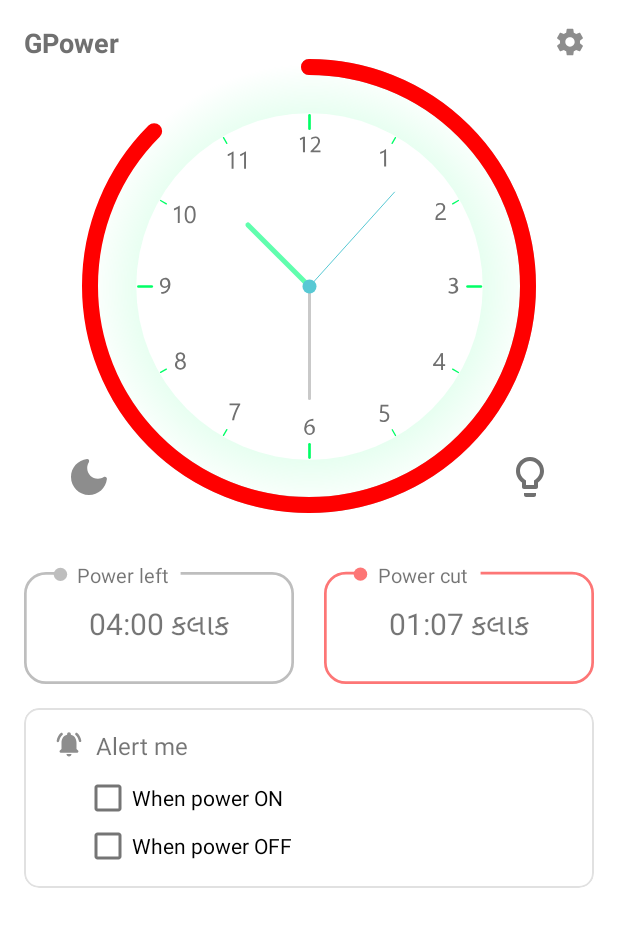
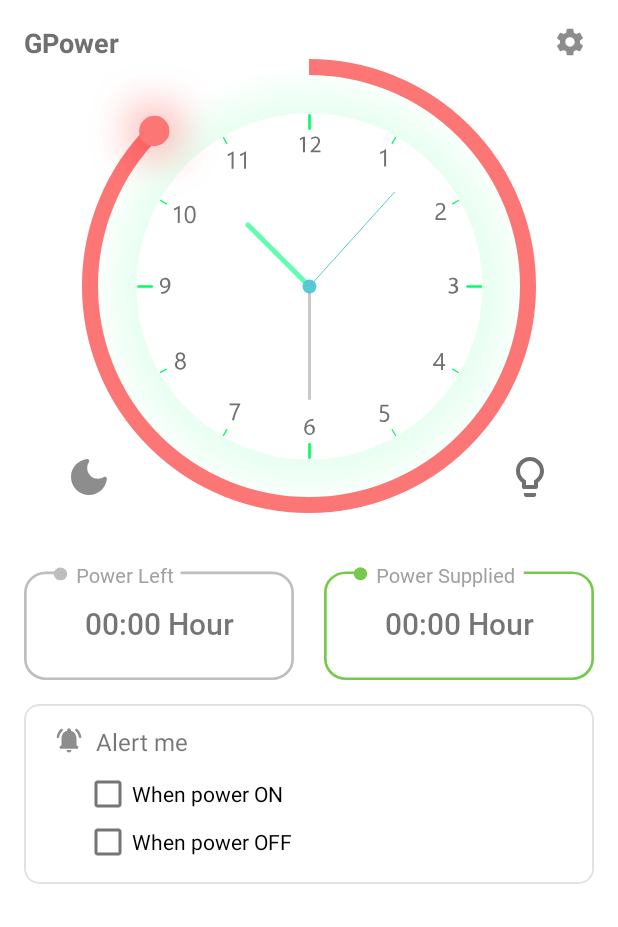
Before and after one commit to gautamviradiya/GPower, an Android app: the screen it shows after launch (MainActivity), on a phone screen of 412 x 824 dp. Shown: the top 927 px of the screen. Run offline under Robolectric (Android 15) with nearby library versions, the phone set to English and light mode, and no system bars; our stand-ins replace AdMob, Firebase (no records; nobody signed in at launch, a user with empty details on screens opened directly); 9 statements that could not run were skipped.

Commit message:
power clock

```diff
--- a/app/src/main/java/com/gautamviradiya/gpower/MainActivity.java
+++ b/app/src/main/java/com/gautamviradiya/gpower/MainActivity.java
@@ -1,26 +1,27 @@
 package com.gautamviradiya.gpower;
 
 import android.Manifest;
+import android.annotation.SuppressLint;
 import android.app.AlertDialog;
 import android.app.AppOpsManager;
 import android.app.NotificationManager;
+import android.content.BroadcastReceiver;
 import android.content.Context;
 import android.content.DialogInterface;
 import android.content.Intent;
+import android.content.IntentFilter;
 import android.content.SharedPreferences;
 import android.content.pm.PackageManager;
 import android.media.AudioAttributes;
-import android.net.Uri;
 import android.os.Binder;
 import android.os.Build;
 import android.os.Bundle;
 import android.provider.Settings;
 import android.speech.tts.TextToSpeech;
 import android.util.Log;
-import android.view.View;
 import android.widget.CheckBox;
-import android.widget.CompoundButton;
 import android.widget.ImageView;
+import android.widget.TextView;
 import android.widget.Toast;
 
 import androidx.annotation.NonNull;
@@ -29,9 +30,7 @@ import androidx.core.app.ActivityCompat;
 import androidx.core.app.NotificationManagerCompat;
 import androidx.core.content.ContextCompat;
 
-import com.google.android.gms.ads.AdRequest;
 import com.google.android.gms.ads.AdView;
-import com.google.android.gms.tasks.OnFailureListener;
 import com.google.android.gms.tasks.OnSuccessListener;
 import com.google.firebase.database.DataSnapshot;
 import com.google.firebase.database.DatabaseError;
@@ -40,13 +39,12 @@ import com.google.firebase.database.FirebaseDatabase;
 import com.google.firebase.database.ValueEventListener;
 import com.google.firebase.messaging.FirebaseMessaging;
 
-import java.lang.reflect.Field;
-import java.lang.reflect.InvocationTargetException;
 import java.lang.reflect.Method;
+import java.time.Duration;
+import java.time.LocalTime;
+import java.time.format.DateTimeFormatter;
 import java.util.ArrayList;
-import java.util.Collection;
 import java.util.Locale;
-import java.util.Objects;
 
 public class MainActivity extends AppCompatActivity
 //        implements  TextToSpeech.OnInitListener
@@ -60,21 +58,37 @@ public class MainActivity extends AppCompatActivity
     private ImageView lamp, dayNight, settings;
     private TextToSpeech textToSpeech;
     PowerClock powerClock;
+    TextView totalPowerSupplied;
+    TextView totalPowerRemaining;
     private CheckBox boxPowerOn, boxPowerOff;
     private NotificationManager notificationManager;
     private AudioAttributes audioAttributes;
     private AdView bannerAd;
-
+    private String powerEndTime = "";
+    private String powerStartTime = "";
+    ArrayList<MainActivity.OnOffData> onOffList = new ArrayList<>();
+    private BroadcastReceiver systemClockBR;
+    private IntentFilter systemIntentFilter;
     @Override
     protected void onCreate(Bundle savedInstanceState) {
         super.onCreate(savedInstanceState);
         setContentView(R.layout.activity_main);
-        settings = findViewById(R.id.settings);
-        powerClock = findViewById(R.id.power_clock);
-        lamp = findViewById(R.id.lamp);
-        dayNight = findViewById(R.id.day_night);
-        boxPowerOn = findViewById(R.id.check_box_power_on);
-        boxPowerOff = findViewById(R.id.check_box_power_off);
+        initUI();
+        systemClockBR = new BroadcastReceiver() {
+            @Override
+            public void onReceive(Context context, Intent intent) {
+                // Handle the received broadcast
+                if (intent.getAction().equals(Intent.ACTION_TIME_TICK)) {
+                    // Perform your desired logic here when the system minute changes
+                    calculateTotalPowerCutAndLeft();
+                }
+            }
+        };
+
+        // Initialize the intent filter
+        systemIntentFilter = new IntentFilter(Intent.ACTION_TIME_TICK);
+        registerReceiver(systemClockBR, systemIntentFilter);
+
 //        bannerAd = findViewById(R.id.banner_ad);
 //        //ADs
 //        AdRequest mainBannerAdRequest = new AdRequest.Builder().build();
@@ -104,14 +118,31 @@ public class MainActivity extends AppCompatActivity
         }
         settings.setOnClickListener(v -> startActivity(new Intent(MainActivity.this, SettingsActivity.class)));
 
+        db.addListenerForSingleValueEvent(new ValueEventListener() {
+            @Override
+            public void onDataChange(@NonNull DataSnapshot snapshot) {
+                powerStartTime = snapshot.child("startTime").getValue(String.class);
+                powerEndTime = snapshot.child("endTime").getValue(String.class);
+                powerClock.setPowerStartTime(powerStartTime);
+                powerClock.setPowerEndTime(powerEndTime);
+
+                //day or night
+                boolean day = snapshot.child("day").getValue(Boolean.class);
+                if (day) {
+                    dayNight.setImageResource(R.drawable.ic_day);
+                } else dayNight.setImageResource(R.drawable.ic_night);
+
+                powerClock.setTotalPowerSupplyAngle(getTotalPowerSupply()*30.0f);
+
                 db.child("on_off").addValueEventListener(new ValueEventListener() {
                     @Override
                     public void onDataChange(@NonNull DataSnapshot dataSnapshot) {
-                ArrayList<MainActivity.OnOffData> onOffList = new ArrayList<>();
+                        onOffList.clear();
                         for (DataSnapshot childSnapshot : dataSnapshot.getChildren()) {
                             MainActivity.OnOffData onOffData = childSnapshot.getValue(MainActivity.OnOffData.class);
                             onOffList.add(onOffData);
                         }
+                        calculateTotalPowerCutAndLeft();
                         powerClock.setOnOffList(onOffList);
                     }
 
@@ -121,26 +152,11 @@ public class MainActivity extends AppCompatActivity
                         // ...
                     }
                 });
-
-        db.child("startTime").addListenerForSingleValueEvent(new ValueEventListener() {
-            @Override
-            public void onDataChange(@NonNull DataSnapshot snapshot) {
-                powerClock.setPowerStartTime(snapshot.getValue(String.class));
             }
 
             @Override
             public void onCancelled(@NonNull DatabaseError error) {
-
-            }
-        });
-        db.child("endTime").addListenerForSingleValueEvent(new ValueEventListener() {
-            @Override
-            public void onDataChange(@NonNull DataSnapshot snapshot) {
-                powerClock.setPowerEndTime(snapshot.getValue(String.class));
-            }
-            @Override
-            public void onCancelled(@NonNull DatabaseError error) {
-
+                // Handle the error
             }
         });
 
@@ -166,28 +182,10 @@ public class MainActivity extends AppCompatActivity
             }
         });
 
-        //day or night
-        db.child("day").addValueEventListener(new ValueEventListener() {
-            @Override
-            public void onDataChange(@NonNull DataSnapshot snapshot) {
-                boolean day = snapshot.getValue(Boolean.class);
-                if (day) {
-                    dayNight.setImageResource(R.drawable.ic_day);
-                } else dayNight.setImageResource(R.drawable.ic_night);
-            }
-
-            @Override
-            public void onCancelled(@NonNull DatabaseError error) {
-
-            }
-        });
-
         //checkBox
         sharedPreferences = getSharedPreferences("settings", MODE_PRIVATE);
-
         boxPowerOn.setChecked(sharedPreferences.getBoolean("power_on", false));
         boxPowerOff.setChecked(sharedPreferences.getBoolean("power_off", false));
-
         boxPowerOn.setOnCheckedChangeListener((buttonView, isChecked) -> {
             if (isChecked)
                 firebaseMessaging.subscribeToTopic("power_on").addOnSuccessListener(aVoid -> {
@@ -213,7 +211,6 @@ public class MainActivity extends AppCompatActivity
                 });
             }
         });
-
         boxPowerOff.setOnCheckedChangeListener((buttonView, isChecked) -> {
             if (isChecked)
                 firebaseMessaging.subscribeToTopic("power_off").addOnSuccessListener(new OnSuccessListener<Void>() {
@@ -245,10 +242,72 @@ public class MainActivity extends AppCompatActivity
         audioAttributes = new AudioAttributes.Builder().setContentType(AudioAttributes.CONTENT_TYPE_SONIFICATION)
                 .setUsage(AudioAttributes.USAGE_ALARM).build();
 
+
         Log.d("permission", "onCreate: " + isShowOnLockScreenPermissionEnable());
         if (Build.MANUFACTURER.equals("Xiaomi") && !isShowOnLockScreenPermissionEnable()) {
             requestShowOnLockScreenPermission();
         }
+    }
+
+    private void initUI() {
+        settings = findViewById(R.id.settings);
+        powerClock = findViewById(R.id.power_clock);
+        lamp = findViewById(R.id.lamp);
+        dayNight = findViewById(R.id.day_night);
+        boxPowerOn = findViewById(R.id.check_box_power_on);
+        boxPowerOff = findViewById(R.id.check_box_power_off);
+        totalPowerSupplied = findViewById(R.id.supplied_power);
+        totalPowerRemaining = findViewById(R.id.remaining_power);
+    }
+
+    @SuppressLint("SetTextI18n")
+    private void calculateTotalPowerCutAndLeft() {
+        float totalOnAngle = 0.0f;
+
+        for (MainActivity.OnOffData onOffData : onOffList) {
+            String startTime = onOffData.getS();
+            String endTime;
+            if (onOffData.getE().equals("")) {
+                endTime = LocalTime.now().format(DateTimeFormatter.ofPattern("HH:mm"));
+            } else {
+                endTime = onOffData.getE();
+            }
+
+            float startAngle = calculateAngle(startTime);
+            float endAngle = calculateAngle(endTime);
+
+            float onAngle = endAngle - startAngle;
+            totalOnAngle += onAngle;
+        }
+
+        float totalOnHours = (totalOnAngle / 30.0f); // Convert angle to hours
+        int hours = (int) (totalOnHours % 12);
+        int minutes = (int) ((totalOnAngle % 30.0f) * 2); // Convert total on angle to minutes
+
+
+        String totalOnTime = String.format(Locale.getDefault(), "%02d:%02d", hours, minutes);
+        totalPowerSupplied.setText(totalOnTime + " " + getResources().getString(R.string.hours));
+
+//        if(hours>=getTotalPowerSupply()){
+//            totalPowerRemaining.setText("00:00" + " " + getResources().getString(R.string.hours));
+//            return;
+//        }
+
+        int totalRemainingHours = (int) (getTotalPowerSupply() - (totalOnHours % 8));
+        int totalRemainingMinutes = (int) ((getTotalPowerSupply() * 60 - totalOnAngle) % 30.0f * 2); // Calculate remaining power cut minutes
+        String totalRemainingTime = String.format(Locale.getDefault(), "%02d:%02d", totalRemainingHours, totalRemainingMinutes);
+        totalPowerRemaining.setText(totalRemainingTime + " " + getResources().getString(R.string.hours));
+
+    }
+
+    public float getTotalPowerSupply() {
+        LocalTime start = LocalTime.parse(powerStartTime);
+        LocalTime end = LocalTime.parse(powerEndTime);
+
+        Duration duration = Duration.between(start, end);
+        float hours = duration.toHours();
+//        long minutes = duration.toMinutes() % 60;
+        return hours;
     }
 
     private Boolean isShowOnLockScreenPermissionEnable() {
@@ -284,7 +343,6 @@ public class MainActivity extends AppCompatActivity
         AlertDialog dialog = builder.create();
         dialog.show();
     }
-
 //    @Override
 //    public void onInit(int status) {
 //        if (status == TextToSpeech.SUCCESS) {
@@ -299,8 +357,8 @@ public class MainActivity extends AppCompatActivity
 //    }
 
     static class OnOffData {
-        private String e=""; // End time
-        private String s=""; // Start time
+        private String e = ""; // End time
+        private String s = ""; // Start time
 
         // Default constructor (required for Firebase deserialization)
         public OnOffData() {
@@ -311,10 +369,10 @@ public class MainActivity extends AppCompatActivity
             this.e = e;
             this.s = s;
         }
+
         public OnOffData(String s) {
             this.s = s;
         }
-
 
 
         // Getters and setters for the fields
@@ -335,4 +393,16 @@ public class MainActivity extends AppCompatActivity
         }
     }
 
+    private float calculateAngle(String time) {
+        String[] parts = time.split(":");
+        int hour = Integer.parseInt(parts[0]);
+        int minute = Integer.parseInt(parts[1]);
+        return (hour * 30) + (minute * 0.5f) - 90;
     }
+
+    @Override
+    protected void onDestroy() {
+        super.onDestroy();
+        unregisterReceiver(systemClockBR);
+    }
+}
--- a/app/src/main/java/com/gautamviradiya/gpower/PowerClock.java
+++ b/app/src/main/java/com/gautamviradiya/gpower/PowerClock.java
@@ -42,6 +42,8 @@ public class PowerClock extends View {
     Paint minuteHandPaint = new Paint();
     Paint hourHandPaint = new Paint();
     Paint eightHourPaint = new Paint();
+
+    Paint currentTimePaint = new Paint();
     Paint powerOffHourPaint = new Paint();
     Paint powerOnHourPaint = new Paint();
 
@@ -50,7 +52,10 @@ public class PowerClock extends View {
     String powerEndTime = "12:00";
 
     ArrayList<MainActivity.OnOffData> onOffList = new ArrayList<>();
-    public void setOnOffList(ArrayList<MainActivity.OnOffData> onOff){
+
+    private float totalPowerSupplyAngle=0f;
+
+    public void setOnOffList(ArrayList<MainActivity.OnOffData> onOff) {
         this.onOffList = onOff;
     }
 
@@ -85,23 +90,27 @@ public class PowerClock extends View {
         //8 hour arc
         eightHourPaint.setAntiAlias(true);
         eightHourPaint.setStrokeWidth(16);
-        eightHourPaint.setColor(Color.parseColor("#BEBEBE"));
-        eightHourPaint.setStrokeCap(Paint.Cap.ROUND);
+        eightHourPaint.setColor(Color.parseColor("#f0f0f0"));
+//        eightHourPaint.setStrokeCap(Paint.Cap.ROUND);
         eightHourPaint.setStyle(Paint.Style.STROKE);
 
         //power off arc
         powerOffHourPaint.setAntiAlias(true);
         powerOffHourPaint.setStrokeWidth(16);
-        powerOffHourPaint.setColor(Color.parseColor("#FF0000"));
-        powerOffHourPaint.setStrokeCap(Paint.Cap.ROUND);
+        powerOffHourPaint.setColor(Color.parseColor("#fd7676"));
         powerOffHourPaint.setStyle(Paint.Style.STROKE);
 
         //Power on arc
         powerOnHourPaint.setAntiAlias(true);
         powerOnHourPaint.setStrokeWidth(16);
-        powerOnHourPaint.setColor(Color.parseColor("#00FF00"));
+        powerOnHourPaint.setColor(Color.parseColor("#77C94B"));
         powerOnHourPaint.setStyle(Paint.Style.STROKE);
 
+        //Current Time round
+        currentTimePaint.setAntiAlias(true);
+        currentTimePaint.setStrokeWidth(30);
+        currentTimePaint.setStrokeCap(Paint.Cap.ROUND);
+        currentTimePaint.setStyle(Paint.Style.STROKE);
     }
 
     @Override
@@ -129,10 +138,13 @@ public class PowerClock extends View {
     protected void onDraw(Canvas canvas) {
         super.onDraw(canvas);
         drawHands(canvas);
+        float startTimeAngle = calculateAngle(powerStartTime);
+        float currentTimeAngle = calculateAngle(LocalTime.now().format(DateTimeFormatter.ofPattern("HH:mm")));
+
         canvas.drawCircle(centerX, centerY, 7, clockCenter);
-        drawEightHourArc(canvas,calculateAngle(powerStartTime));
-        canvas.drawArc(outerArc,calculateAngle(powerStartTime),
-                calculateAngle(LocalTime.now().format(DateTimeFormatter.ofPattern("HH:mm"))) - calculateAngle(powerStartTime),false,powerOffHourPaint);
+        drawEightHourArc(canvas, startTimeAngle, startTimeAngle,currentTimeAngle);
+        canvas.drawArc(outerArc, startTimeAngle,
+                currentTimeAngle - calculateAngle(powerStartTime), false, powerOffHourPaint);
 
         for (MainActivity.OnOffData onOffData : onOffList) {
             String startTime = onOffData.getS();
@@ -150,11 +162,37 @@ public class PowerClock extends View {
             // Draw the arc on the canvas
             canvas.drawArc(outerArc, startAngle, endAngle - startAngle, false, powerOnHourPaint);
         }
+
+        //current time point
+        canvas.drawArc(outerArc, currentTimeAngle, 0.1f, false, currentTimePaint);
         postInvalidateDelayed(500);
     }
-    private void drawEightHourArc(Canvas canvas, float startAngle) {
-        canvas.drawArc(outerArc, startAngle, 240, false, eightHourPaint);
+
+    private void drawEightHourArc(Canvas canvas, float startAngle,float startTimeAngle, float currentTimeAngle) {
+        float eightHourAngle = totalPowerSupplyAngle; // Initial 8-hour angle
+        float totalOnAngle = 0f; // Total duration of power on intervals
+
+        // Calculate the total duration of power on intervals in the onOffList
+        for (MainActivity.OnOffData onOffData : onOffList) {
+            String startTime = onOffData.getS();
+            String endTime;
+            if (onOffData.getE().equals("")) {
+                endTime = LocalTime.now().format(DateTimeFormatter.ofPattern("HH:mm"));
+            } else {
+                endTime = onOffData.getE();
+            }
+
+            float start = calculateAngle(startTime);
+            float end = calculateAngle(endTime);
+            totalOnAngle += end - start;
+        }
+
+                // Calculate the total duration of power off angle
+        float totalOffAngle = currentTimeAngle - startTimeAngle - totalOnAngle;
+        float sweepAngle = eightHourAngle + totalOffAngle;
+        canvas.drawArc(outerArc, startAngle, sweepAngle, false, eightHourPaint);
     }
+
     private float calculateAngle(String time) {
         String[] parts = time.split(":");
         int hour = Integer.parseInt(parts[0]);
@@ -193,12 +231,24 @@ public class PowerClock extends View {
 
     public void setPowerStatus(boolean powerStatus) {
         this.powerStatus = powerStatus;
+        if (powerStatus) {
+            currentTimePaint.setColor(Color.parseColor("#77C94B"));
+            currentTimePaint.setShadowLayer(40, 0, 0, Color.GREEN);
+        } else {
+            currentTimePaint.setColor(Color.parseColor("#fd7676"));
+            currentTimePaint.setShadowLayer(40, 0, 0, Color.RED);
+        }
         invalidate(); // Redraw the clock when the power status changes
     }
+
     public void setPowerStartTime(String powerStartTime) {
         this.powerStartTime = powerStartTime;
     }
+
     public void setPowerEndTime(String powerEndTime) {
         this.powerEndTime = powerEndTime;
     }
+    public void setTotalPowerSupplyAngle(float totalPowerSupplyAngle) {
+        this.totalPowerSupplyAngle = totalPowerSupplyAngle;
+    }
 }
--- a/app/src/main/res/drawable/ic_cut_power.xml
+++ b/app/src/main/res/drawable/ic_supplied_power.xml
@@ -7,12 +7,12 @@
       android:strokeWidth="1"
       android:pathData="M8.13,4.56L91.87,4.56A7.63,7.63 0,0 1,99.5 12.19L99.5,38.18A7.63,7.63 0,0 1,91.87 45.81L8.13,45.81A7.63,7.63 0,0 1,0.5 38.18L0.5,12.19A7.63,7.63 0,0 1,8.13 4.56z"
       android:fillColor="#00000000"
-      android:strokeColor="#fd7676"/>
+      android:strokeColor="#77C94B"/>
   <path
-      android:pathData="M14,0h44v9.5h-44z"
+      android:pathData="M14,0h60v9.5h-60z"
       android:fillColor="#FFFFFF"/>
   <path
       android:pathData="M13.5,4.96m-2.5,0a2.5,2.5 0,1 1,5 0a2.5,2.5 0,1 1,-5 0"
-      android:fillColor="#fd7676"/>
+      android:fillColor="#77C94B"/>
 
 </vector>
--- a/app/src/main/res/layout/activity_main.xml
+++ b/app/src/main/res/layout/activity_main.xml
@@ -73,9 +73,10 @@
         android:gravity="center"
         android:paddingTop="28dp"
         android:paddingBottom="24dp"
-        android:text="04:00 કલાક"
+        android:text="00:00 કલાક"
+        android:fontFamily="@font/roboto_medium"
         android:textSize="20sp"
-        app:layout_constraintEnd_toStartOf="@+id/cut_power"
+        app:layout_constraintEnd_toStartOf="@+id/supplied_power"
         app:layout_constraintHorizontal_bias="0.5"
         app:layout_constraintHorizontal_chainStyle="spread"
         app:layout_constraintStart_toStartOf="parent"
@@ -85,6 +86,8 @@
         android:layout_width="wrap_content"
         android:layout_height="wrap_content"
         android:text="@string/remaining_power"
+        android:textColor="@color/primary_dark"
+        android:fontFamily="@font/roboto_regular"
         android:textSize="13sp"
         app:layout_constraintEnd_toEndOf="@+id/remaining_power"
         app:layout_constraintHorizontal_bias="0.30"
@@ -92,15 +95,16 @@
         app:layout_constraintTop_toTopOf="@+id/remaining_power" />
 
     <TextView
-        android:id="@+id/cut_power"
+        android:id="@+id/supplied_power"
         android:layout_width="0dp"
         android:layout_height="wrap_content"
         android:layout_marginStart="20dp"
-        android:background="@drawable/ic_cut_power"
+        android:background="@drawable/ic_supplied_power"
         android:gravity="center"
         android:paddingTop="28dp"
         android:paddingBottom="24dp"
-        android:text="01:07 કલાક"
+        android:text="00:00 કલાક"
+        android:fontFamily="@font/roboto_medium"
         android:textSize="20sp"
         app:layout_constraintBottom_toBottomOf="@+id/remaining_power"
         app:layout_constraintEnd_toEndOf="parent"
@@ -110,12 +114,14 @@
     <TextView
         android:layout_width="wrap_content"
         android:layout_height="wrap_content"
-        android:text="@string/cut_power"
+        android:text="@string/supplied_power"
         android:textSize="13sp"
-        app:layout_constraintEnd_toEndOf="@+id/cut_power"
-        app:layout_constraintHorizontal_bias="0.30"
-        app:layout_constraintStart_toStartOf="@+id/cut_power"
-        app:layout_constraintTop_toTopOf="@+id/cut_power" />
+        android:textColor="@color/primary_dark"
+        android:fontFamily="@font/roboto_regular"
+        app:layout_constraintEnd_toEndOf="@+id/supplied_power"
+        app:layout_constraintHorizontal_bias="0.40"
+        app:layout_constraintStart_toStartOf="@+id/supplied_power"
+        app:layout_constraintTop_toTopOf="@+id/supplied_power" />
 
     <com.google.android.material.card.MaterialCardView
         android:id="@+id/alertcard"
@@ -124,7 +130,7 @@
         app:cardCornerRadius="10dp"
         app:cardElevation="0dp"
         android:layout_marginTop="16dp"
-        app:layout_constraintEnd_toEndOf="@+id/cut_power"
+        app:layout_constraintEnd_toEndOf="@+id/supplied_power"
         app:layout_constraintHorizontal_bias="1.0"
         app:layout_constraintStart_toStartOf="@+id/remaining_power"
         app:layout_constraintTop_toBottomOf="@+id/remaining_power"
--- a/app/src/main/res/values/strings.xml
+++ b/app/src/main/res/values/strings.xml
@@ -2,11 +2,13 @@
     <string name="app_name">GPower</string>
     <string name="power_status">Power Status</string>
     <string name="day_or_night">day or night</string>
-    <string name="remaining_power">Power left</string>
+    <string name="remaining_power">Power Left</string>
     <string name="cut_power">Power cut</string>
+    <string name="supplied_power">Power Supplied</string>
     <string name="alert_me">Alert me</string>
     <string name="when_power_on">When power ON</string>
     <string name="when_power_off">When power OFF</string>
     <string name="settings">Settings</string>
+    <string name="hours">Hour</string>
     <string name="default_notification_channel_id">message</string>
 </resources>
```
Also changed, not shown: 1 other file. Lines whose indentation alone changed are shown as unchanged.
